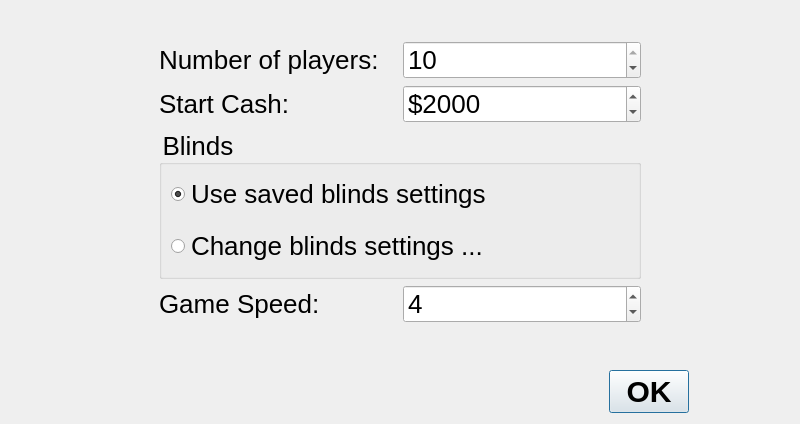
pokerth/pokerth, file src/gui/qt/gui_800x480/newgamedialog_800x480.ui: the form before one commit.
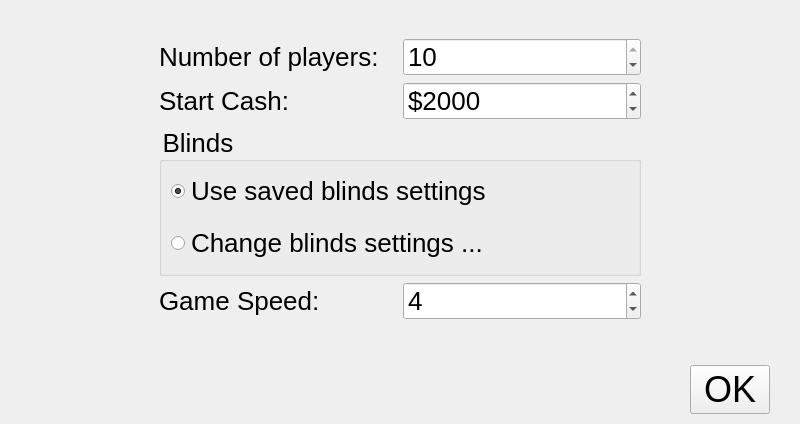
The form after the commit. Icons and pictures are not drawn.

Commit message: android dialog changes

```diff
--- a/src/gui/qt/gui_800x480/newgamedialog_800x480.ui
+++ b/src/gui/qt/gui_800x480/newgamedialog_800x480.ui
@@ -32,6 +32,18 @@
    <property name="spacing">
     <number>16</number>
    </property>
+   <property name="leftMargin">
+    <number>30</number>
+   </property>
+   <property name="topMargin">
+    <number>10</number>
+   </property>
+   <property name="rightMargin">
+    <number>30</number>
+   </property>
+   <property name="bottomMargin">
+    <number>10</number>
+   </property>
    <item>
     <spacer name="verticalSpacer_2">
      <property name="orientation">
@@ -262,33 +274,27 @@
       </spacer>
      </item>
      <item>
-      <widget class="QDialogButtonBox" name="buttonBox">
+      <widget class="QPushButton" name="pushButton">
        <property name="styleSheet">
-        <string notr="true">QObject {font: bold 30px}</string>
+        <string notr="true">QObject { font: 36px;}</string>
        </property>
-       <property name="orientation">
-        <enum>Qt::Horizontal</enum>
+       <property name="text">
+        <string> OK </string>
        </property>
-       <property name="standardButtons">
-        <set>QDialogButtonBox::Ok</set>
+       <property name="icon">
+        <iconset resource="../resources/pokerth.qrc">
+         <normaloff>:/gfx/dialog_ok_apply.png</normaloff>:/gfx/dialog_ok_apply.png</iconset>
        </property>
-      </widget>
-     </item>
-     <item>
-      <spacer name="horizontalSpacer_3">
-       <property name="orientation">
-        <enum>Qt::Horizontal</enum>
-       </property>
-       <property name="sizeType">
-        <enum>QSizePolicy::Fixed</enum>
-       </property>
-       <property name="sizeHint" stdset="0">
+       <property name="iconSize">
         <size>
-         <width>100</width>
-         <height>20</height>
+         <width>32</width>
+         <height>32</height>
         </size>
        </property>
-      </spacer>
+       <property name="autoDefault">
+        <bool>false</bool>
+       </property>
+      </widget>
      </item>
     </layout>
    </item>
```
Left out of the diff: 32 changed lines with no effect on the pictures. The commit also changes 17 other files.
